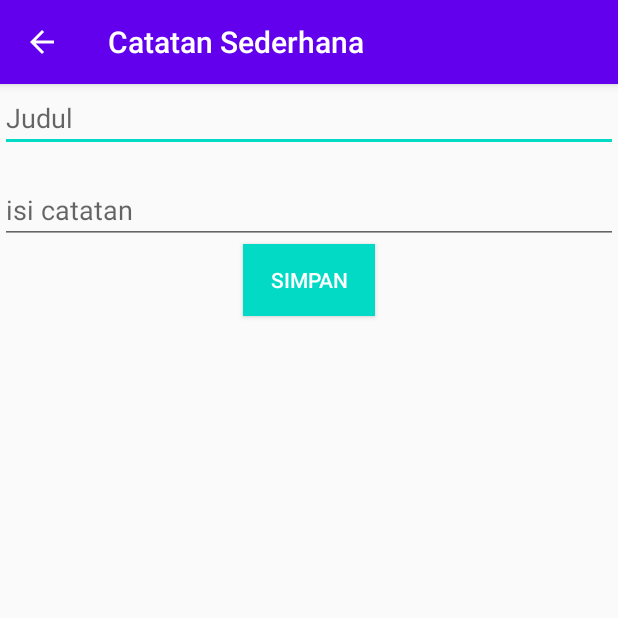
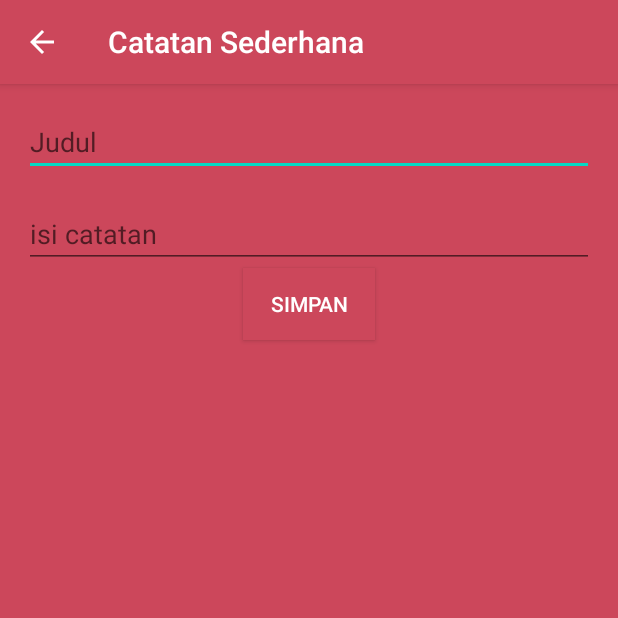
Before and after one commit to fajarazay/Catatan-Sederhana, an Android app: the DetailActivity screen opened directly, with no data from a screen before it, on a phone screen of 412 x 824 dp, the top half of it. Run offline under Robolectric (Android 15) with nearby library versions, the phone set to English and light mode, and no system bars; our stand-ins replace Room's generated code.

Commit message:
pertemuan ketiga

```diff
--- a/app/build.gradle
+++ b/app/build.gradle
@@ -47,4 +47,7 @@ dependencies {
 
     //untuk menambahkan button (float action button) yang ada di halaman main activity kanan bagian bawah
     implementation "com.google.android.material:material:1.1.0"
+
+    //untuk tampilan item list catatan
+    implementation "androidx.cardview:cardview:1.0.0"
 }
--- a/app/src/main/java/com/github/fajarazay/catatansederhana/MainActivity.kt
+++ b/app/src/main/java/com/github/fajarazay/catatansederhana/MainActivity.kt
@@ -50,7 +50,6 @@ class MainActivity : AppCompatActivity() {
 
      val catatanObserver: Observer<List<Catatan>> by lazy {
         Observer<List<Catatan>> { catatan ->
-            Log.d("catatan: ", catatan[0].judul)
             adapter?.setCatatan(catatan)
         }
     }
--- a/app/src/main/res/layout/activity_detail.xml
+++ b/app/src/main/res/layout/activity_detail.xml
@@ -5,13 +5,18 @@
     android:layout_width="match_parent"
     android:layout_height="match_parent"
     android:orientation="vertical"
-    tools:context=".DetailActivity">
+    tools:context=".DetailActivity"
+    android:layout_marginLeft="16dp"
+    android:layout_marginRight="16dp"
+    >
 
     <EditText
+        android:layout_marginTop="16dp"
         android:id="@+id/edittext_judul"
         android:hint="Judul"
         android:layout_width="match_parent"
-        android:layout_height="wrap_content"/>
+        android:layout_height="wrap_content"
+        />
 
     <EditText
         android:id="@+id/edittext_isi"
@@ -23,7 +28,7 @@
     <Button
         android:id="@+id/button_simpan"
         android:textColor="@android:color/white"
-        android:background="@color/colorAccent"
+        android:background="@color/colorButton"
         android:layout_width="wrap_content"
         android:layout_height="wrap_content"
         android:layout_gravity="center"
--- a/app/src/main/res/layout/activity_main.xml
+++ b/app/src/main/res/layout/activity_main.xml
@@ -14,7 +14,7 @@
     <com.google.android.material.floatingactionbutton.FloatingActionButton
         android:layout_width="wrap_content"
         android:layout_height="wrap_content"
-        app:srcCompat="@android:drawable/ic_input_add"
+        app:srcCompat="@drawable/baseline_add_white_18dp"
         android:layout_alignParentBottom="true"
         android:layout_alignParentRight="true"
         android:layout_margin="16dp"
--- /dev/null
+++ b/app/src/main/res/menu/menu_detail.xml
@@ -0,0 +1,13 @@
+<?xml version="1.0" encoding="utf-8"?>
+<menu
+    xmlns:android="http://schemas.android.com/apk/res/android"
+    xmlns:app="http://schemas.android.com/apk/res-auto"
+    xmlns:tools="http://schemas.android.com/tools"
+    tools:context=".DetailActivity"
+    >
+    <item android:id="@+id/action_delete_notes"
+        android:title="Hapus Catatan"
+        android:orderInCategory="100"
+        app:showAsAction="always|withText"
+        android:icon="@drawable/baseline_delete_white_18dp"/>
+</menu>
--- a/app/src/main/res/values/colors.xml
+++ b/app/src/main/res/values/colors.xml
@@ -3,4 +3,5 @@
     <color name="colorPrimary">#6200EE</color>
     <color name="colorPrimaryDark">#3700B3</color>
     <color name="colorAccent">#03DAC5</color>
+    <color name="colorButton">#cc475b</color>
 </resources>
--- a/app/src/main/res/values/styles.xml
+++ b/app/src/main/res/values/styles.xml
@@ -6,6 +6,8 @@
         <item name="colorPrimary">@color/colorPrimary</item>
         <item name="colorPrimaryDark">@color/colorPrimaryDark</item>
         <item name="colorAccent">@color/colorAccent</item>
+
+        <item name="android:background">@color/colorButton</item>
     </style>
 
 </resources>
```
Also changed, not shown: app/src/main/java/com/github/fajarazay/catatansederhana/Adapter.kt (+9 -0 lines), app/src/main/java/com/github/fajarazay/catatansederhana/DetailActivity.kt (+67 -2 lines), app/src/main/res/layout/item_list.xml (+27 -3 lines), app/src/main/res/drawable/baseline_add_white_18dp.png (added), app/src/main/res/drawable/baseline_delete_white_18dp.png (added).
